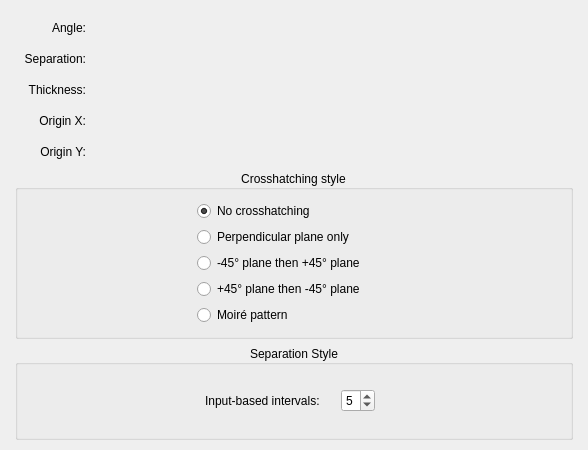
Above: krita/plugins/paintops/hatching/wdghatchingoptions.ui from KDE/krita before the change. Below: the same form after it.
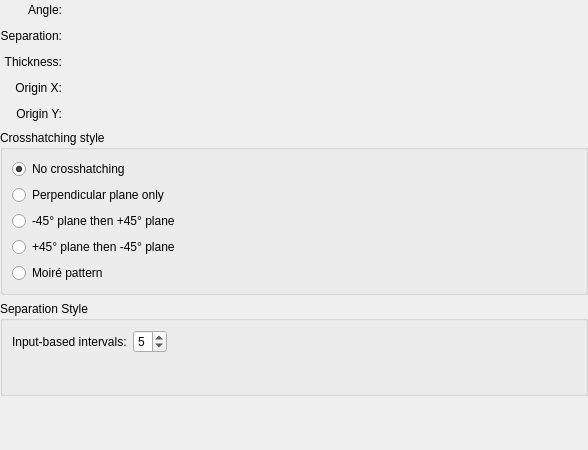
That is the form after the change. Custom widgets are drawn as their Qt base class.

Commit message:
Make config UI of Hatching brush options more consistent
Before
* had parts centered horizontally
* stretched whole UI vertically

thanks boud for review

```diff
--- a/krita/plugins/paintops/hatching/wdghatchingoptions.ui
+++ b/krita/plugins/paintops/hatching/wdghatchingoptions.ui
@@ -11,62 +11,17 @@
    </rect>
   </property>
   <property name="sizePolicy">
-   <sizepolicy hsizetype="Minimum" vsizetype="Minimum">
-    <horstretch>1</horstretch>
+   <sizepolicy hsizetype="Preferred" vsizetype="Preferred">
+    <horstretch>0</horstretch>
     <verstretch>0</verstretch>
    </sizepolicy>
   </property>
-  <property name="minimumSize">
-   <size>
-    <width>302</width>
-    <height>443</height>
-   </size>
-  </property>
-  <property name="maximumSize">
-   <size>
-    <width>600</width>
-    <height>480</height>
-   </size>
-  </property>
-  <property name="sizeIncrement">
-   <size>
-    <width>0</width>
-    <height>0</height>
-   </size>
-  </property>
   <layout class="QVBoxLayout" name="verticalLayout_2">
-   <property name="leftMargin">
-    <number>15</number>
-   </property>
-   <property name="topMargin">
-    <number>10</number>
-   </property>
-   <property name="rightMargin">
-    <number>15</number>
-   </property>
-   <property name="bottomMargin">
-    <number>10</number>
+   <property name="margin">
+    <number>0</number>
    </property>
    <item>
-    <layout class="QGridLayout" name="gridLayout_3" columnstretch="0,1">
-     <property name="sizeConstraint">
-      <enum>QLayout::SetDefaultConstraint</enum>
-     </property>
-     <property name="leftMargin">
-      <number>9</number>
-     </property>
-     <property name="topMargin">
-      <number>7</number>
-     </property>
-     <property name="rightMargin">
-      <number>15</number>
-     </property>
-     <property name="bottomMargin">
-      <number>2</number>
-     </property>
-     <property name="verticalSpacing">
-      <number>10</number>
-     </property>
+    <layout class="QGridLayout" name="gridLayout">
      <item row="0" column="0">
       <widget class="QLabel" name="label_14">
        <property name="sizePolicy">
@@ -92,6 +47,28 @@
        </property>
       </widget>
      </item>
+     <item row="0" column="1">
+      <widget class="KisDoubleSliderSpinBox" name="angleKisDoubleSliderSpinBox" native="true">
+       <property name="sizePolicy">
+        <sizepolicy hsizetype="Minimum" vsizetype="Expanding">
+         <horstretch>1</horstretch>
+         <verstretch>1</verstretch>
+        </sizepolicy>
+       </property>
+       <property name="minimumSize">
+        <size>
+         <width>0</width>
+         <height>20</height>
+        </size>
+       </property>
+       <property name="maximumSize">
+        <size>
+         <width>16777215</width>
+         <height>23</height>
+        </size>
+       </property>
+      </widget>
+     </item>
      <item row="1" column="0">
       <widget class="QLabel" name="label_18">
        <property name="sizePolicy">
@@ -108,64 +85,10 @@
        </property>
       </widget>
      </item>
-     <item row="3" column="0">
-      <widget class="QLabel" name="label_22">
-       <property name="sizePolicy">
-        <sizepolicy hsizetype="Preferred" vsizetype="Preferred">
-         <horstretch>0</horstretch>
-         <verstretch>0</verstretch>
-        </sizepolicy>
-       </property>
-       <property name="text">
-        <string>Origin X:</string>
-       </property>
-       <property name="alignment">
-        <set>Qt::AlignRight|Qt::AlignTrailing|Qt::AlignVCenter</set>
-       </property>
-      </widget>
-     </item>
-     <item row="4" column="0">
-      <widget class="QLabel" name="label_24">
-       <property name="sizePolicy">
-        <sizepolicy hsizetype="Preferred" vsizetype="Preferred">
-         <horstretch>0</horstretch>
-         <verstretch>0</verstretch>
-        </sizepolicy>
-       </property>
-       <property name="text">
-        <string>Origin Y:</string>
-       </property>
-       <property name="alignment">
-        <set>Qt::AlignRight|Qt::AlignTrailing|Qt::AlignVCenter</set>
-       </property>
-      </widget>
-     </item>
-     <item row="0" column="1">
-      <widget class="KisDoubleSliderSpinBox" name="angleKisDoubleSliderSpinBox" native="true">
-       <property name="sizePolicy">
-        <sizepolicy hsizetype="Minimum" vsizetype="Preferred">
-         <horstretch>1</horstretch>
-         <verstretch>1</verstretch>
-        </sizepolicy>
-       </property>
-       <property name="minimumSize">
-        <size>
-         <width>0</width>
-         <height>20</height>
-        </size>
-       </property>
-       <property name="maximumSize">
-        <size>
-         <width>16777215</width>
-         <height>23</height>
-        </size>
-       </property>
-      </widget>
-     </item>
      <item row="1" column="1">
       <widget class="KisDoubleSliderSpinBox" name="separationKisDoubleSliderSpinBox" native="true">
        <property name="sizePolicy">
-        <sizepolicy hsizetype="Minimum" vsizetype="Preferred">
+        <sizepolicy hsizetype="Minimum" vsizetype="Expanding">
          <horstretch>1</horstretch>
          <verstretch>1</verstretch>
         </sizepolicy>
@@ -184,10 +107,26 @@
        </property>
       </widget>
      </item>
+     <item row="2" column="0">
+      <widget class="QLabel" name="label_20">
+       <property name="sizePolicy">
+        <sizepolicy hsizetype="Preferred" vsizetype="Preferred">
+         <horstretch>0</horstretch>
+         <verstretch>0</verstretch>
+        </sizepolicy>
+       </property>
+       <property name="text">
+        <string>Thickness:</string>
+       </property>
+       <property name="alignment">
+        <set>Qt::AlignRight|Qt::AlignTrailing|Qt::AlignVCenter</set>
+       </property>
+      </widget>
+     </item>
      <item row="2" column="1">
       <widget class="KisDoubleSliderSpinBox" name="thicknessKisDoubleSliderSpinBox" native="true">
        <property name="sizePolicy">
-        <sizepolicy hsizetype="Minimum" vsizetype="Preferred">
+        <sizepolicy hsizetype="Minimum" vsizetype="Expanding">
          <horstretch>1</horstretch>
          <verstretch>1</verstretch>
         </sizepolicy>
@@ -206,10 +145,26 @@
        </property>
       </widget>
      </item>
+     <item row="3" column="0">
+      <widget class="QLabel" name="label_22">
+       <property name="sizePolicy">
+        <sizepolicy hsizetype="Preferred" vsizetype="Preferred">
+         <horstretch>0</horstretch>
+         <verstretch>0</verstretch>
+        </sizepolicy>
+       </property>
+       <property name="text">
+        <string>Origin X:</string>
+       </property>
+       <property name="alignment">
+        <set>Qt::AlignRight|Qt::AlignTrailing|Qt::AlignVCenter</set>
+       </property>
+      </widget>
+     </item>
      <item row="3" column="1">
       <widget class="KisDoubleSliderSpinBox" name="originXKisDoubleSliderSpinBox" native="true">
        <property name="sizePolicy">
-        <sizepolicy hsizetype="Minimum" vsizetype="Preferred">
+        <sizepolicy hsizetype="Minimum" vsizetype="Expanding">
          <horstretch>1</horstretch>
          <verstretch>1</verstretch>
         </sizepolicy>
@@ -228,10 +183,26 @@
        </property>
       </widget>
      </item>
+     <item row="4" column="0">
+      <widget class="QLabel" name="label_24">
+       <property name="sizePolicy">
+        <sizepolicy hsizetype="Preferred" vsizetype="Preferred">
+         <horstretch>0</horstretch>
+         <verstretch>0</verstretch>
+        </sizepolicy>
+       </property>
+       <property name="text">
+        <string>Origin Y:</string>
+       </property>
+       <property name="alignment">
+        <set>Qt::AlignRight|Qt::AlignTrailing|Qt::AlignVCenter</set>
+       </property>
+      </widget>
+     </item>
      <item row="4" column="1">
       <widget class="KisDoubleSliderSpinBox" name="originYKisDoubleSliderSpinBox" native="true">
        <property name="sizePolicy">
-        <sizepolicy hsizetype="Minimum" vsizetype="Preferred">
+        <sizepolicy hsizetype="Minimum" vsizetype="Expanding">
          <horstretch>1</horstretch>
          <verstretch>1</verstretch>
         </sizepolicy>
@@ -250,22 +221,6 @@
        </property>
       </widget>
      </item>
-     <item row="2" column="0">
-      <widget class="QLabel" name="label_20">
-       <property name="sizePolicy">
-        <sizepolicy hsizetype="Preferred" vsizetype="Preferred">
-         <horstretch>0</horstretch>
-         <verstretch>0</verstretch>
-        </sizepolicy>
-       </property>
-       <property name="text">
-        <string>Thickness:</string>
-       </property>
-       <property name="alignment">
-        <set>Qt::AlignRight|Qt::AlignTrailing|Qt::AlignVCenter</set>
-       </property>
-      </widget>
-     </item>
     </layout>
    </item>
    <item>
@@ -279,46 +234,13 @@
      <property name="title">
       <string>Crosshatching style</string>
      </property>
-     <property name="alignment">
-      <set>Qt::AlignCenter</set>
-     </property>
      <property name="checkable">
       <bool>false</bool>
      </property>
      <property name="checked">
       <bool>false</bool>
      </property>
-     <layout class="QHBoxLayout" name="horizontalLayout" stretch="1,1,1">
-      <item>
-       <spacer name="horizontalSpacer_2">
-        <property name="orientation">
-         <enum>Qt::Horizontal</enum>
-        </property>
-        <property name="sizeHint" stdset="0">
-         <size>
-          <width>40</width>
-          <height>20</height>
-         </size>
-        </property>
-       </spacer>
-      </item>
-      <item>
        <layout class="QVBoxLayout" name="verticalLayout">
-        <property name="sizeConstraint">
-         <enum>QLayout::SetMaximumSize</enum>
-        </property>
-        <property name="leftMargin">
-         <number>20</number>
-        </property>
-        <property name="topMargin">
-         <number>2</number>
-        </property>
-        <property name="rightMargin">
-         <number>5</number>
-        </property>
-        <property name="bottomMargin">
-         <number>2</number>
-        </property>
         <item>
          <widget class="QRadioButton" name="noCrosshatchingRadioButton">
           <property name="sizePolicy">
@@ -421,21 +343,6 @@
          </widget>
         </item>
        </layout>
-      </item>
-      <item>
-       <spacer name="horizontalSpacer_3">
-        <property name="orientation">
-         <enum>Qt::Horizontal</enum>
-        </property>
-        <property name="sizeHint" stdset="0">
-         <size>
-          <width>40</width>
-          <height>20</height>
-         </size>
-        </property>
-       </spacer>
-      </item>
-     </layout>
     </widget>
    </item>
    <item>
@@ -449,37 +356,13 @@
      <property name="title">
       <string>Separation Style</string>
      </property>
-     <property name="alignment">
-      <set>Qt::AlignCenter</set>
-     </property>
      <property name="checkable">
       <bool>false</bool>
      </property>
      <property name="checked">
       <bool>false</bool>
      </property>
-     <layout class="QHBoxLayout" name="horizontalLayout_2" stretch="1,1,1">
-      <item>
-       <spacer name="horizontalSpacer_5">
-        <property name="orientation">
-         <enum>Qt::Horizontal</enum>
-        </property>
-        <property name="sizeHint" stdset="0">
-         <size>
-          <width>40</width>
-          <height>20</height>
-         </size>
-        </property>
-       </spacer>
-      </item>
-      <item>
-       <layout class="QGridLayout" name="gridLayout">
-        <property name="leftMargin">
-         <number>0</number>
-        </property>
-        <property name="rightMargin">
-         <number>8</number>
-        </property>
+     <layout class="QFormLayout" name="formLayout">
         <item row="0" column="0">
          <widget class="QLabel" name="label">
           <property name="text">
@@ -513,22 +396,20 @@
          </widget>
         </item>
        </layout>
+    </widget>
       </item>
       <item>
-       <spacer name="horizontalSpacer">
+    <spacer name="verticalSpacer">
         <property name="orientation">
-         <enum>Qt::Horizontal</enum>
+      <enum>Qt::Vertical</enum>
         </property>
         <property name="sizeHint" stdset="0">
          <size>
-          <width>40</width>
-          <height>20</height>
+       <width>0</width>
+       <height>0</height>
          </size>
         </property>
        </spacer>
-      </item>
-     </layout>
-    </widget>
    </item>
   </layout>
  </widget>
```
Lines whose indentation alone changed are shown as unchanged.
